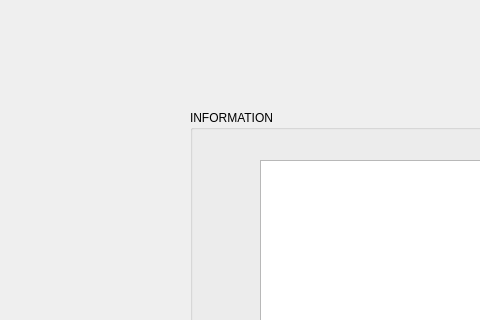
The window that laborantinfo.ui (keremerguner/Qt5-LabManagementSystem) describes before a commit, drawn with Qt 5; both pictures show x 0 to 480 and y 0 to 320 of the 900 by 600 pixel window.
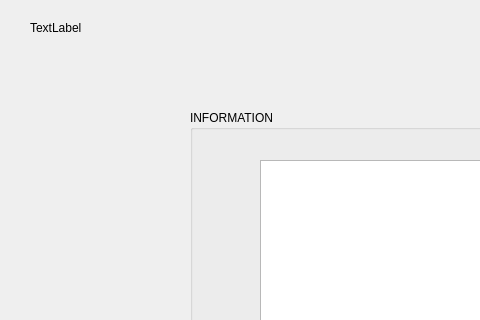
The same window after the commit.

What changed in the file:
```diff
--- a/laborantinfo.ui
+++ b/laborantinfo.ui
@@ -62,6 +62,19 @@
     </property>
    </widget>
   </widget>
+  <widget class="QLabel" name="label">
+   <property name="geometry">
+    <rect>
+     <x>30</x>
+     <y>20</y>
+     <width>221</width>
+     <height>16</height>
+    </rect>
+   </property>
+   <property name="text">
+    <string>TextLabel</string>
+   </property>
+  </widget>
  </widget>
  <resources/>
  <connections/>
```
